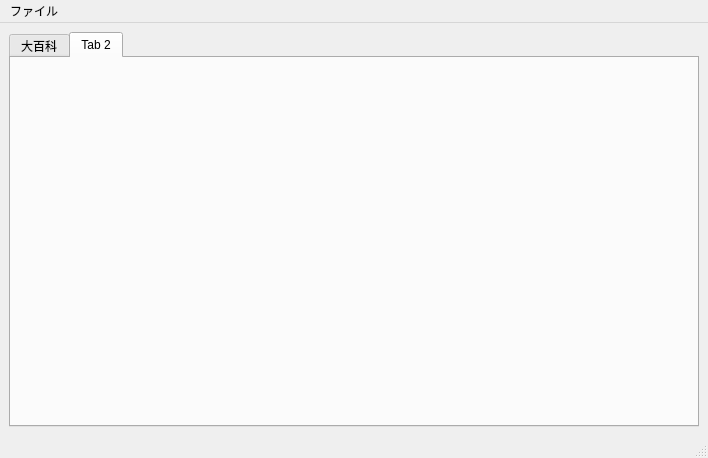
Old version of the form nicopealert.ui in the repository gunyarakun/nicopealert.
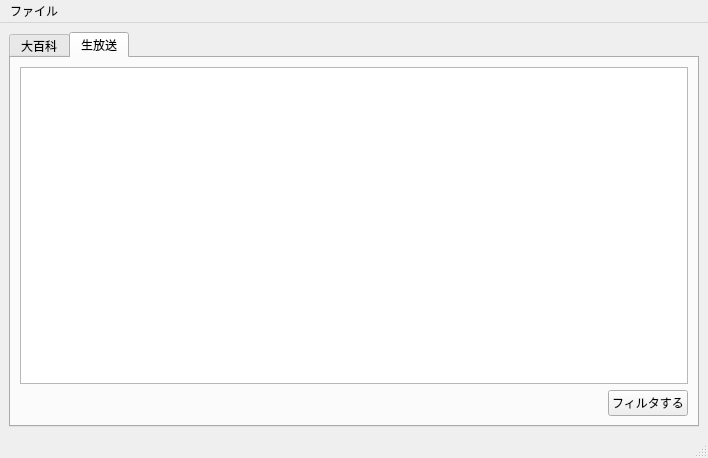
New version of the form. The open tabs and pages were chosen to show the change. Icons and pictures are not drawn.

The edit to the form file:
```diff
--- a/nicopealert.ui
+++ b/nicopealert.ui
@@ -77,14 +77,58 @@
          </layout>
         </item>
         <item row="0" column="0" >
-         <widget class="QTreeView" name="liveTreeView" />
+         <widget class="QTreeView" name="dicTreeView" />
         </item>
        </layout>
       </widget>
       <widget class="QWidget" name="tab_2" >
        <attribute name="title" >
-        <string>Tab 2</string>
+        <string>生放送</string>
        </attribute>
+       <attribute name="toolTip" >
+        <string>生放送</string>
+       </attribute>
+       <layout class="QGridLayout" name="gridLayout_3" >
+        <item row="5" column="0" >
+         <layout class="QHBoxLayout" name="horizontalLayout_2" >
+          <item>
+           <spacer>
+            <property name="orientation" >
+             <enum>Qt::Horizontal</enum>
+            </property>
+            <property name="sizeHint" stdset="0" >
+             <size>
+              <width>40</width>
+              <height>20</height>
+             </size>
+            </property>
+           </spacer>
+          </item>
+          <item>
+           <widget class="QPushButton" name="liveFilterPushButton" >
+            <property name="sizePolicy" >
+             <sizepolicy vsizetype="Fixed" hsizetype="Fixed" >
+              <horstretch>0</horstretch>
+              <verstretch>0</verstretch>
+             </sizepolicy>
+            </property>
+            <property name="minimumSize" >
+             <size>
+              <width>0</width>
+              <height>16</height>
+             </size>
+            </property>
+            <property name="text" >
+             <string>フィルタする</string>
+            </property>
+           </widget>
+          </item>
+         </layout>
+        </item>
+        <item row="0" column="0" >
+         <widget class="QTreeView" name="liveTreeView" />
+        </item>
+       </layout>
       </widget>
      </widget>
     </item>
```
Left out of the diff: 15 changed lines with no effect on the pictures.
